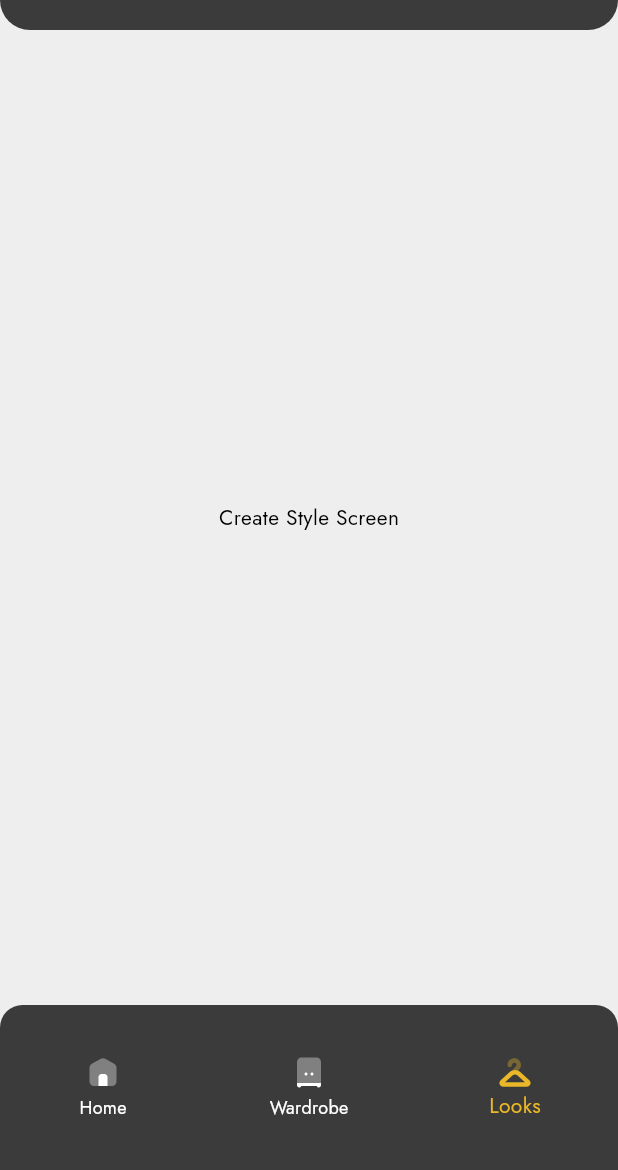
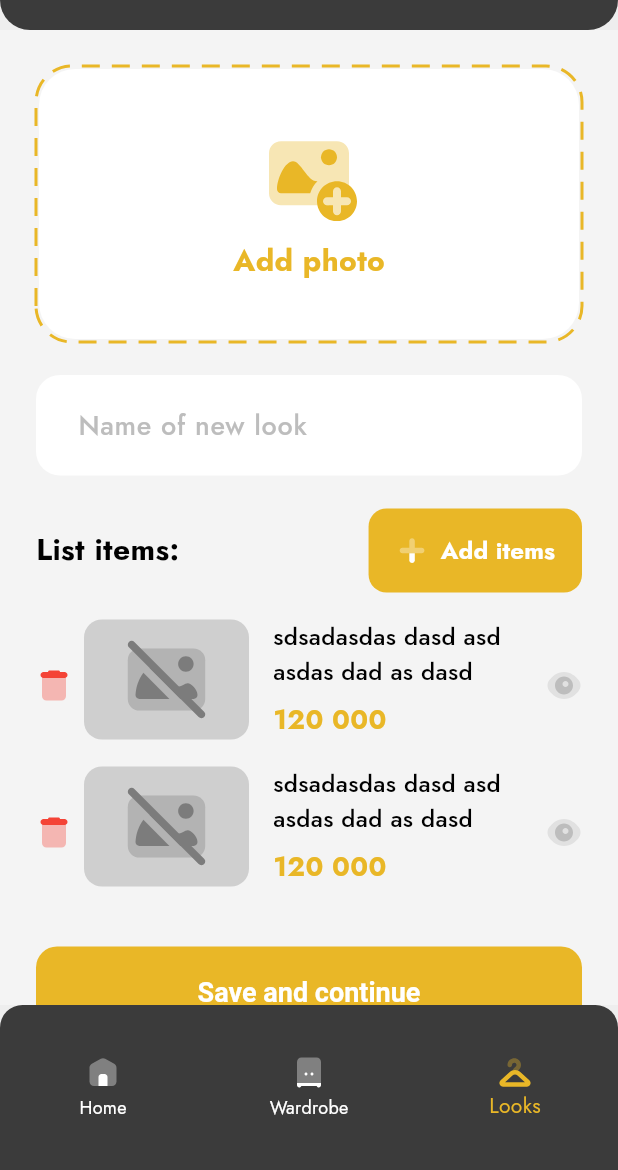
Before and after one commit to getch04/style-keeper, a Flutter app: the StylesPage screen opened by its route, after a tap on "Create new LOOK", on a phone screen of 412 x 824 dp, the part 66-1236 px from its top. Run offline on Flutter 3.47's test engine with Material 3 defaults, Android fonts, the phone set to English and light mode, and no system bars; drawn by our look-alikes of dotted_border; our stand-ins replace flutter_svg, geolocator, get_it, go_router, hive, hive_flutter and 1 more; accounts and stored records are empty.

Commit message:
feat: create new style page added

```diff
--- a/lib/core/constants/app_colors.dart
+++ b/lib/core/constants/app_colors.dart
@@ -3,6 +3,7 @@ import 'package:flutter/material.dart';
 class AppColors {
   // Primary Colors
   static const Color darkGray = Color(0xFF3B3B3B); // #3B3B3B
+  static const Color lightGray = Color(0xFFBDBDBD); // #BDBDBD
   static const Color yellow = Color(0xFFE9B727); // #E9B727
   static const Color white = Color(0xFFFFFFFF); // #FFFFFF
   static const Color background = Color(0xFFeeeeee); // #F5F5F5
--- a/lib/core/router/app_router.dart
+++ b/lib/core/router/app_router.dart
@@ -2,6 +2,7 @@ import 'package:flutter/material.dart';
 import 'package:go_router/go_router.dart';
 import 'package:style_keeper/app_main_page.dart';
 import 'package:style_keeper/features/home/presentation/home_page.dart';
+import 'package:style_keeper/features/styles/presentation/create_style_page.dart';
 import 'package:style_keeper/features/styles/presentation/styles_page.dart';
 import 'package:style_keeper/features/wardrobe/presentation/add_clothing_page.dart';
 import 'package:style_keeper/features/wardrobe/presentation/wardrobe_page.dart';
@@ -70,9 +71,7 @@ class AppRouter {
         name: 'create-style',
         pageBuilder: (context, state) => CustomTransitionPage(
           key: state.pageKey,
-          child: const AppMainPage(
-            child: Scaffold(body: Center(child: Text('Create Style Screen'))),
-          ),
+          child: const AppMainPage(child: CreateStylePage()),
           transitionsBuilder: (context, animation, secondaryAnimation, child) {
             return FadeTransition(opacity: animation, child: child);
           },
--- /dev/null
+++ b/lib/features/styles/presentation/create_style_page.dart
@@ -0,0 +1,189 @@
+import 'package:flutter/material.dart';
+import 'package:flutter_svg/svg.dart';
+import 'package:style_keeper/core/constants/app_colors.dart';
+import 'package:style_keeper/core/constants/app_images.dart';
+import 'package:style_keeper/shared/widgets/add_photo_section.dart';
+import 'package:style_keeper/shared/widgets/image_placeholer.dart';
+
+class CreateStylePage extends StatelessWidget {
+  const CreateStylePage({super.key});
+
+  @override
+  Widget build(BuildContext context) {
+    return Scaffold(
+      backgroundColor: const Color(0xFFF4F4F4),
+      body: SafeArea(
+        child: ListView(
+          padding: const EdgeInsets.all(24),
+          children: [
+            // Add photo section
+            AddPhotoSection(
+              label: 'Add photo',
+              onTap: () {},
+            ),
+            const SizedBox(height: 22),
+            // Name input and Add items button
+            Row(
+              crossAxisAlignment: CrossAxisAlignment.start,
+              children: [
+                Expanded(
+                  child: TextField(
+                    decoration: InputDecoration(
+                      hintText: 'Name of new look',
+                      hintStyle: const TextStyle(
+                        color: Color(0xFFBDBDBD),
+                        fontWeight: FontWeight.w500,
+                        fontSize: 18,
+                      ),
+                      filled: true,
+                      fillColor: Colors.white,
+                      contentPadding: const EdgeInsets.symmetric(
+                          horizontal: 24, vertical: 20),
+                      border: OutlineInputBorder(
+                        borderRadius: BorderRadius.circular(16),
+                        borderSide: BorderSide.none,
+                      ),
+                    ),
+                  ),
+                ),
+              ],
+            ),
+            const SizedBox(height: 22),
+            Row(
+              children: [
+                const Expanded(
+                  child: Text(
+                    'List items:',
+                    style: TextStyle(
+                      fontWeight: FontWeight.bold,
+                      fontSize: 20,
+                    ),
+                  ),
+                ),
+                SizedBox(
+                  height: 56,
+                  child: ElevatedButton.icon(
+                    onPressed: () {},
+                    icon: SvgPicture.asset(AppImages.plus,
+                        width: 22, height: 22, color: AppColors.white),
+                    label: const Text(
+                      'Add items',
+                      style: TextStyle(
+                        fontWeight: FontWeight.bold,
+                        fontSize: 16,
+                      ),
+                    ),
+                    style: ElevatedButton.styleFrom(
+                      backgroundColor: AppColors.yellow,
+                      foregroundColor: AppColors.white,
+                      padding: const EdgeInsets.symmetric(
+                          horizontal: 18, vertical: 12),
+                      shape: RoundedRectangleBorder(
+                        borderRadius: BorderRadius.circular(12),
+                      ),
+                      elevation: 0,
+                    ),
+                  ),
+                ),
+              ],
+            ),
+            const SizedBox(height: 18),
+            // List items
+            ...List.generate(2, (index) => const _LookListItem()),
+            const SizedBox(height: 22),
+            // Save and continue button
+            SizedBox(
+              width: double.infinity,
+              child: ElevatedButton(
+                onPressed: () {},
+                style: ElevatedButton.styleFrom(
+                  backgroundColor: AppColors.yellow,
+                  foregroundColor: AppColors.white,
+                  padding: const EdgeInsets.symmetric(vertical: 20),
+                  shape: RoundedRectangleBorder(
+                    borderRadius: BorderRadius.circular(14),
+                  ),
+                  elevation: 0,
+                  textStyle: const TextStyle(
+                    fontWeight: FontWeight.bold,
+                    fontSize: 18,
+                  ),
+                ),
+                child: const Text('Save and continue'),
+              ),
+            ),
+          ],
+        ),
+      ),
+    );
+  }
+}
+
+class _LookListItem extends StatelessWidget {
+  const _LookListItem();
+
+  @override
+  Widget build(BuildContext context) {
+    return Container(
+      margin: const EdgeInsets.only(bottom: 18),
+      child: Row(
+        crossAxisAlignment: CrossAxisAlignment.center,
+        children: [
+          // Delete icon
+          Padding(
+            padding: const EdgeInsets.only(top: 8.0),
+            child: SvgPicture.asset(
+              AppImages.delete,
+              width: 24,
+              height: 24,
+              color: Colors.red,
+            ),
+          ),
+          const SizedBox(width: 8),
+          // Image
+          const ImagePlaceholer(
+            height: 80,
+            width: 110,
+          ),
+          const SizedBox(width: 16),
+          // Description and price
+          const Expanded(
+            child: Column(
+              crossAxisAlignment: CrossAxisAlignment.start,
+              children: [
+                Text(
+                  'sdsadasdas dasd asd asdas dad as dasd',
+                  style: TextStyle(
+                    fontWeight: FontWeight.w500,
+                    fontSize: 16,
+                  ),
+                  maxLines: 2,
+                  overflow: TextOverflow.ellipsis,
+                ),
+                SizedBox(height: 8),
+                Text(
+                  '120 000',
+                  style: TextStyle(
+                    color: AppColors.yellow,
+                    fontWeight: FontWeight.bold,
+                    fontSize: 18,
+                  ),
+                ),
+              ],
+            ),
+          ),
+          // Eye icon
+          Padding(
+            padding: const EdgeInsets.only(top: 8.0, left: 8.0),
+            child: SvgPicture.asset(
+              AppImages.look,
+              width: 24,
+              height: 24,
+              color: AppColors.lightGray,
+            ),
+          ),
+        ],
+      ),
+    );
+  }
+}
--- /dev/null
+++ b/lib/shared/widgets/add_photo_section.dart
@@ -0,0 +1,71 @@
+import 'package:dotted_border/dotted_border.dart';
+import 'package:flutter/material.dart';
+import 'package:flutter_svg/flutter_svg.dart';
+import 'package:style_keeper/core/constants/app_colors.dart';
+import 'package:style_keeper/core/constants/app_images.dart';
+
+class AddPhotoSection extends StatelessWidget {
+  final String label;
+  final VoidCallback? onTap;
+  final String? imagePath;
+
+  const AddPhotoSection({
+    super.key,
+    required this.label,
+    this.onTap,
+    this.imagePath,
+  });
+
+  @override
+  Widget build(BuildContext context) {
+    return GestureDetector(
+      onTap: onTap,
+      child: DottedBorder(
+        color: AppColors.yellow,
+        strokeWidth: 2,
+        borderType: BorderType.RRect,
+        radius: const Radius.circular(24),
+        dashPattern: const [12, 8],
+        child: Container(
+          width: double.infinity,
+          height: 180,
+          decoration: BoxDecoration(
+            color: AppColors.white,
+            borderRadius: BorderRadius.circular(24),
+          ),
+          child: Center(
+            child: imagePath == null
+                ? Column(
+                    mainAxisAlignment: MainAxisAlignment.center,
+                    children: [
+                      SvgPicture.asset(
+                        AppImages.imageAdd,
+                        width: 64,
+                        color: AppColors.yellow,
+                      ),
+                      const SizedBox(height: 12),
+                      Text(
+                        label,
+                        style: const TextStyle(
+                          color: AppColors.yellow,
+                          fontWeight: FontWeight.bold,
+                          fontSize: 20,
+                        ),
+                      ),
+                    ],
+                  )
+                : ClipRRect(
+                    borderRadius: BorderRadius.circular(24),
+                    child: Image.asset(
+                      imagePath!,
+                      width: double.infinity,
+                      height: 180,
+                      fit: BoxFit.cover,
+                    ),
+                  ),
+          ),
+        ),
+      ),
+    );
+  }
+}
--- a/lib/shared/widgets/image_placeholer.dart
+++ b/lib/shared/widgets/image_placeholer.dart
@@ -4,13 +4,16 @@ import 'package:style_keeper/core/constants/app_colors.dart';
 import 'package:style_keeper/core/constants/app_images.dart';
 
 class ImagePlaceholer extends StatelessWidget {
-  const ImagePlaceholer({super.key});
+  const ImagePlaceholer({super.key, this.height = 64, this.width = 164});
+
+  final double? height;
+  final double? width;
 
   @override
   Widget build(BuildContext context) {
     return Container(
-      width: 164,
-      height: 64,
+      width: width,
+      height: height,
       decoration: BoxDecoration(
         color: AppColors.darkGray.withOpacity(0.2),
         borderRadius: BorderRadius.circular(12),
```
